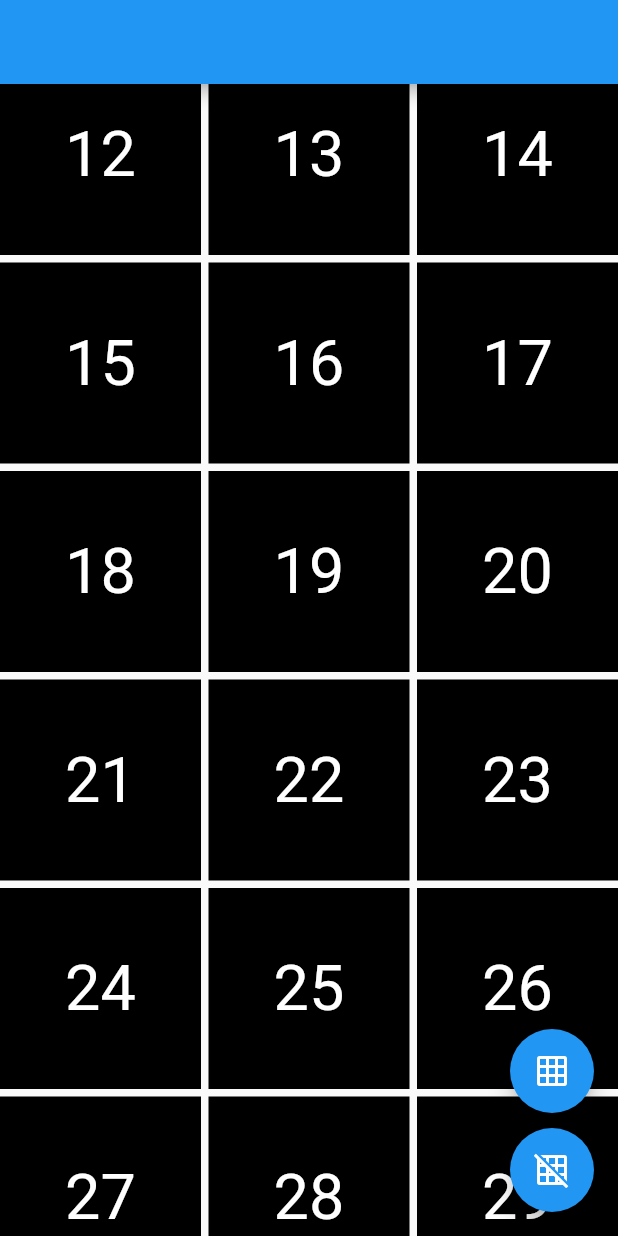
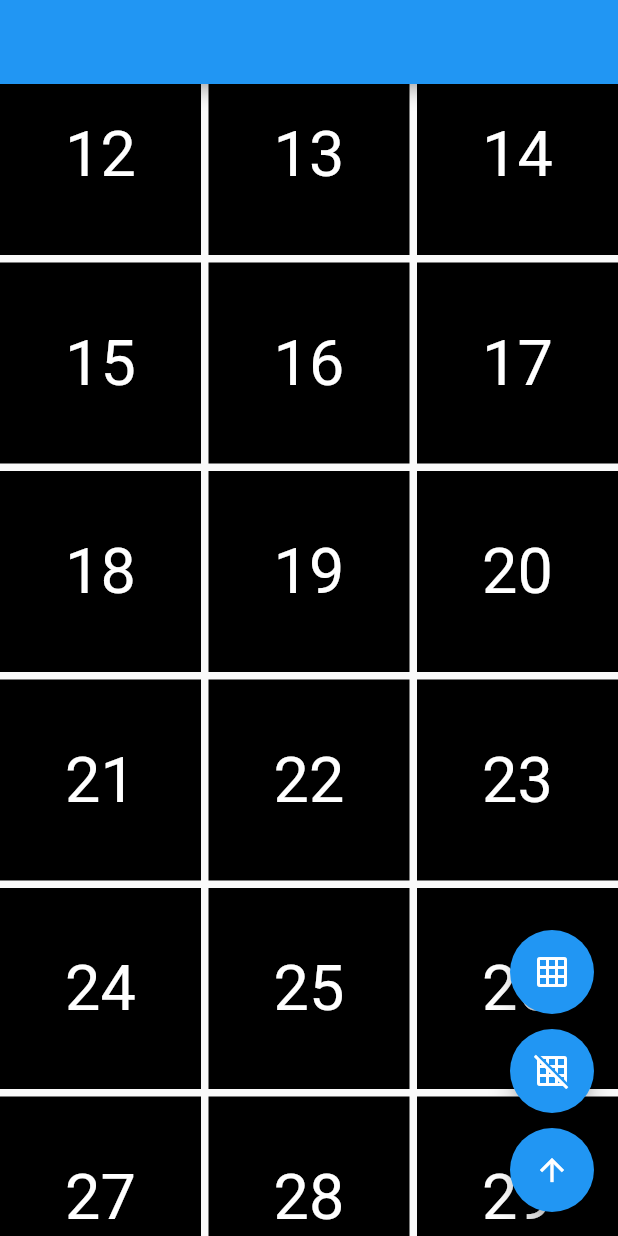
Before and after one commit to poipoipoi33378/flutter_test, a Flutter app: the screen it shows after launch, scrolled down 576 dp, after a tap on the "grid on" icon, on a phone screen of 412 x 824 dp. Run offline on Flutter 3.47's test engine with Material 2 defaults, Android fonts, the phone set to English and light mode, and no system bars.

Commit message:
add _columnsCount

```diff
--- a/lib/grid_view_page.dart
+++ b/lib/grid_view_page.dart
@@ -9,6 +9,7 @@ class GridViewPage extends StatefulWidget {
 }
 
 class _GridViewPageState extends State<GridViewPage> {
+  int _columnsCount = 2;
   @override
   Widget build(BuildContext context) {
     return Scaffold(
@@ -17,7 +18,14 @@ class _GridViewPageState extends State<GridViewPage> {
         mainAxisAlignment: MainAxisAlignment.end,
         children: <Widget>[
           FloatingActionButton(
-            onPressed: () {},
+            heroTag: 'grid_on',
+            onPressed: () {
+              if (_columnsCount < 10) {
+                setState(() {
+                  _columnsCount++;
+                });
+              }
+            },
             child: Icon(
               Icons.grid_on,
               color: Colors.white,
@@ -27,9 +35,27 @@ class _GridViewPageState extends State<GridViewPage> {
             height: 10,
           ),
           FloatingActionButton(
+            heroTag: 'grid_off',
+            onPressed: () {
+              if (_columnsCount > 2) {
+                setState(() {
+                  _columnsCount--;
+                });
+              }
+            },
+            child: Icon(
+              Icons.grid_off,
+              color: Colors.white,
+            ),
+          ),
+          SizedBox(
+            height: 10,
+          ),
+          FloatingActionButton(
+            heroTag: 'arrow_upward',
             onPressed: () {},
             child: Icon(
-              Icons.grid_off,
+              Icons.arrow_upward,
               color: Colors.white,
             ),
           ),
@@ -37,7 +63,7 @@ class _GridViewPageState extends State<GridViewPage> {
       ),
       body: GridView.builder(
         gridDelegate: SliverGridDelegateWithFixedCrossAxisCount(
-          crossAxisCount: 3,
+          crossAxisCount: _columnsCount,
           crossAxisSpacing: 5,
           mainAxisSpacing: 5,
         ),
```
